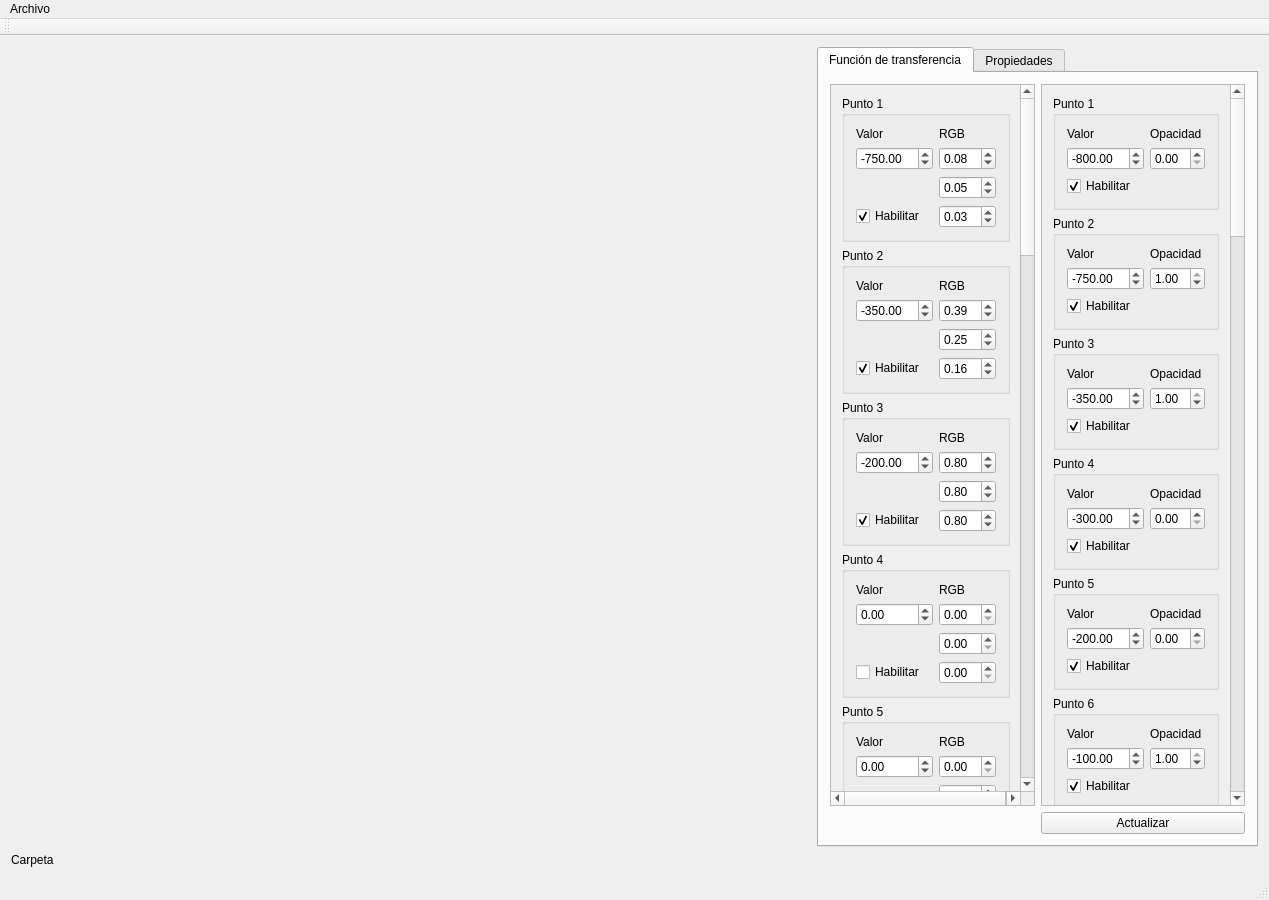
Before: the Qt Designer form 3DCurator/mainwindow.ui in fblupi/grado_informatica-TFG, drawn with Qt 5.
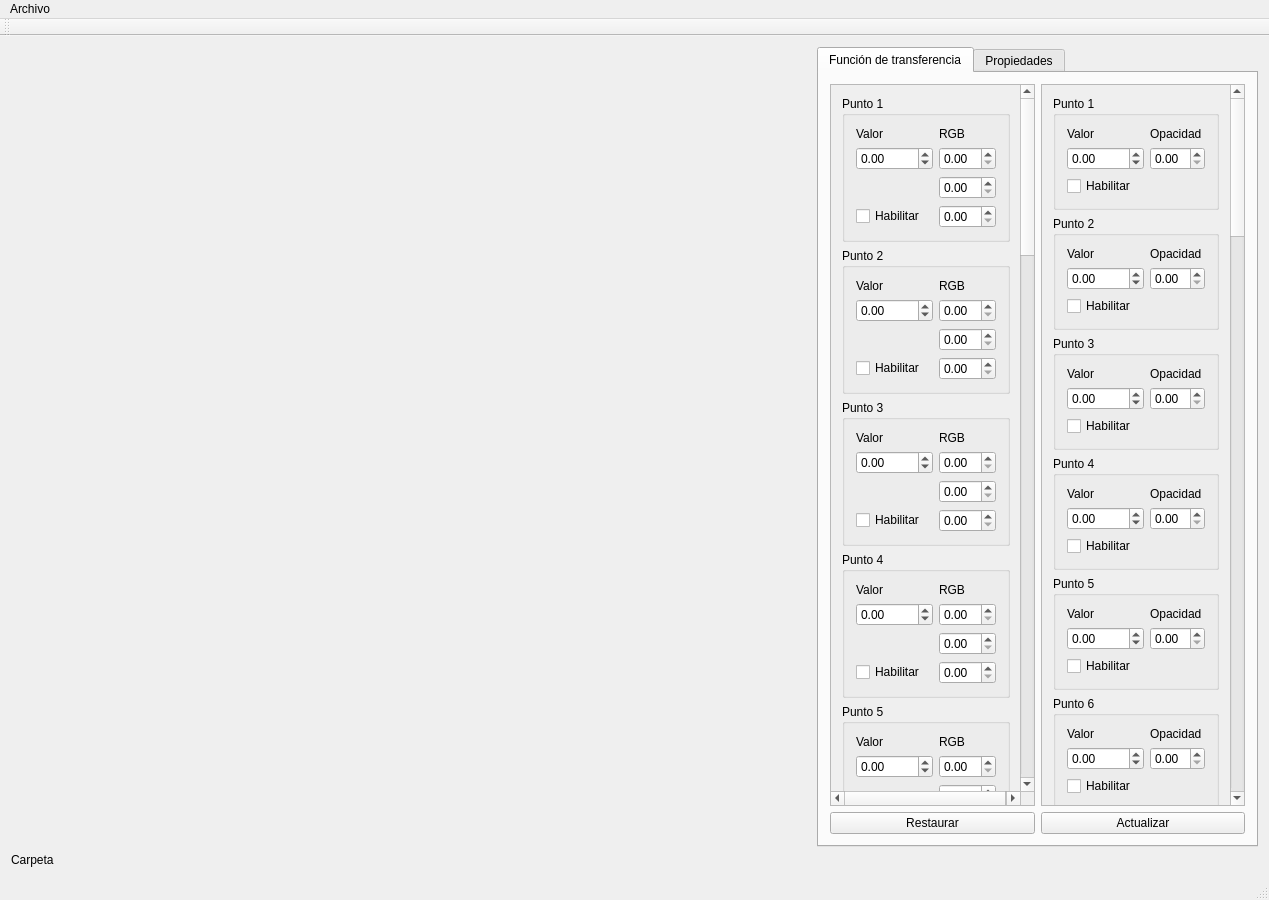
After: the same form once the commit is applied. Icons and pictures are not drawn. Custom widgets are drawn as their Qt base class.

```diff
--- a/3DCurator/mainwindow.ui
+++ b/3DCurator/mainwindow.ui
@@ -90,7 +90,7 @@
                   <double>10976.000000000000000</double>
                  </property>
                  <property name="value">
-                  <double>-800.000000000000000</double>
+                  <double>0.000000000000000</double>
                  </property>
                 </widget>
                </item>
@@ -107,7 +107,7 @@
                   <string>Habilitar</string>
                  </property>
                  <property name="checked">
-                  <bool>true</bool>
+                  <bool>false</bool>
                  </property>
                 </widget>
                </item>
@@ -143,7 +143,7 @@
                   <double>10976.000000000000000</double>
                  </property>
                  <property name="value">
-                  <double>-750.000000000000000</double>
+                  <double>0.000000000000000</double>
                  </property>
                 </widget>
                </item>
@@ -153,7 +153,7 @@
                   <double>1.000000000000000</double>
                  </property>
                  <property name="value">
-                  <double>1.000000000000000</double>
+                  <double>0.000000000000000</double>
                  </property>
                 </widget>
                </item>
@@ -163,7 +163,7 @@
                   <string>Habilitar</string>
                  </property>
                  <property name="checked">
-                  <bool>true</bool>
+                  <bool>false</bool>
                  </property>
                 </widget>
                </item>
@@ -199,7 +199,7 @@
                   <double>10976.000000000000000</double>
                  </property>
                  <property name="value">
-                  <double>-350.000000000000000</double>
+                  <double>0.000000000000000</double>
                  </property>
                 </widget>
                </item>
@@ -209,7 +209,7 @@
                   <double>1.000000000000000</double>
                  </property>
                  <property name="value">
-                  <double>1.000000000000000</double>
+                  <double>0.000000000000000</double>
                  </property>
                 </widget>
                </item>
@@ -219,7 +219,7 @@
                   <string>Habilitar</string>
                  </property>
                  <property name="checked">
-                  <bool>true</bool>
+                  <bool>false</bool>
                  </property>
                 </widget>
                </item>
@@ -255,7 +255,7 @@
                   <double>10976.000000000000000</double>
                  </property>
                  <property name="value">
-                  <double>-300.000000000000000</double>
+                  <double>0.000000000000000</double>
                  </property>
                 </widget>
                </item>
@@ -272,7 +272,7 @@
                   <string>Habilitar</string>
                  </property>
                  <property name="checked">
-                  <bool>true</bool>
+                  <bool>false</bool>
                  </property>
                 </widget>
                </item>
@@ -308,7 +308,7 @@
                   <double>10976.000000000000000</double>
                  </property>
                  <property name="value">
-                  <double>-200.000000000000000</double>
+                  <double>0.000000000000000</double>
                  </property>
                 </widget>
                </item>
@@ -325,7 +325,7 @@
                   <string>Habilitar</string>
                  </property>
                  <property name="checked">
-                  <bool>true</bool>
+                  <bool>false</bool>
                  </property>
                 </widget>
                </item>
@@ -361,7 +361,7 @@
                   <double>10976.000000000000000</double>
                  </property>
                  <property name="value">
-                  <double>-100.000000000000000</double>
+                  <double>0.000000000000000</double>
                  </property>
                 </widget>
                </item>
@@ -371,7 +371,7 @@
                   <double>1.000000000000000</double>
                  </property>
                  <property name="value">
-                  <double>1.000000000000000</double>
+                  <double>0.000000000000000</double>
                  </property>
                 </widget>
                </item>
@@ -381,7 +381,7 @@
                   <string>Habilitar</string>
                  </property>
                  <property name="checked">
-                  <bool>true</bool>
+                  <bool>false</bool>
                  </property>
                 </widget>
                </item>
@@ -1606,7 +1606,7 @@
                   <double>10976.000000000000000</double>
                  </property>
                  <property name="value">
-                  <double>-750.000000000000000</double>
+                  <double>0.000000000000000</double>
                  </property>
                 </widget>
                </item>
@@ -1616,7 +1616,7 @@
                   <double>1.000000000000000</double>
                  </property>
                  <property name="value">
-                  <double>0.080000000000000</double>
+                  <double>0.000000000000000</double>
                  </property>
                 </widget>
                </item>
@@ -1626,7 +1626,7 @@
                   <double>1.000000000000000</double>
                  </property>
                  <property name="value">
-                  <double>0.050000000000000</double>
+                  <double>0.000000000000000</double>
                  </property>
                 </widget>
                </item>
@@ -1636,7 +1636,7 @@
                   <string>Habilitar</string>
                  </property>
                  <property name="checked">
-                  <bool>true</bool>
+                  <bool>false</bool>
                  </property>
                 </widget>
                </item>
@@ -1646,7 +1646,7 @@
                   <double>1.000000000000000</double>
                  </property>
                  <property name="value">
-                  <double>0.030000000000000</double>
+                  <double>0.000000000000000</double>
                  </property>
                 </widget>
                </item>
@@ -1682,7 +1682,7 @@
                   <double>10976.000000000000000</double>
                  </property>
                  <property name="value">
-                  <double>-350.000000000000000</double>
+                  <double>0.000000000000000</double>
                  </property>
                 </widget>
                </item>
@@ -1692,7 +1692,7 @@
                   <double>1.000000000000000</double>
                  </property>
                  <property name="value">
-                  <double>0.390000000000000</double>
+                  <double>0.000000000000000</double>
                  </property>
                 </widget>
                </item>
@@ -1702,7 +1702,7 @@
                   <double>1.000000000000000</double>
                  </property>
                  <property name="value">
-                  <double>0.250000000000000</double>
+                  <double>0.000000000000000</double>
                  </property>
                 </widget>
                </item>
@@ -1712,7 +1712,7 @@
                   <string>Habilitar</string>
                  </property>
                  <property name="checked">
-                  <bool>true</bool>
+                  <bool>false</bool>
                  </property>
                 </widget>
                </item>
@@ -1722,7 +1722,7 @@
                   <double>1.000000000000000</double>
                  </property>
                  <property name="value">
-                  <double>0.160000000000000</double>
+                  <double>0.000000000000000</double>
                  </property>
                 </widget>
                </item>
@@ -1758,7 +1758,7 @@
                   <double>10976.000000000000000</double>
                  </property>
                  <property name="value">
-                  <double>-200.000000000000000</double>
+                  <double>0.000000000000000</double>
                  </property>
                 </widget>
                </item>
@@ -1768,7 +1768,7 @@
                   <double>1.000000000000000</double>
                  </property>
                  <property name="value">
-                  <double>0.800000000000000</double>
+                  <double>0.000000000000000</double>
                  </property>
                 </widget>
                </item>
@@ -1778,7 +1778,7 @@
                   <double>1.000000000000000</double>
                  </property>
                  <property name="value">
-                  <double>0.800000000000000</double>
+                  <double>0.000000000000000</double>
                  </property>
                 </widget>
                </item>
@@ -1788,7 +1788,7 @@
                   <string>Habilitar</string>
                  </property>
                  <property name="checked">
-                  <bool>true</bool>
+                  <bool>false</bool>
                  </property>
                 </widget>
                </item>
@@ -1798,7 +1798,7 @@
                   <double>1.000000000000000</double>
                  </property>
                  <property name="value">
-                  <double>0.800000000000000</double>
+                  <double>0.000000000000000</double>
                  </property>
                 </widget>
                </item>
@@ -2842,6 +2842,13 @@
           </widget>
          </widget>
         </item>
+        <item row="1" column="0">
+         <widget class="QPushButton" name="restoreTF">
+          <property name="text">
+           <string>Restaurar</string>
+          </property>
+         </widget>
+        </item>
        </layout>
       </widget>
       <widget class="QWidget" name="tabProperties">
```
Left out of the diff: 4 changed lines with no effect on the pictures.
